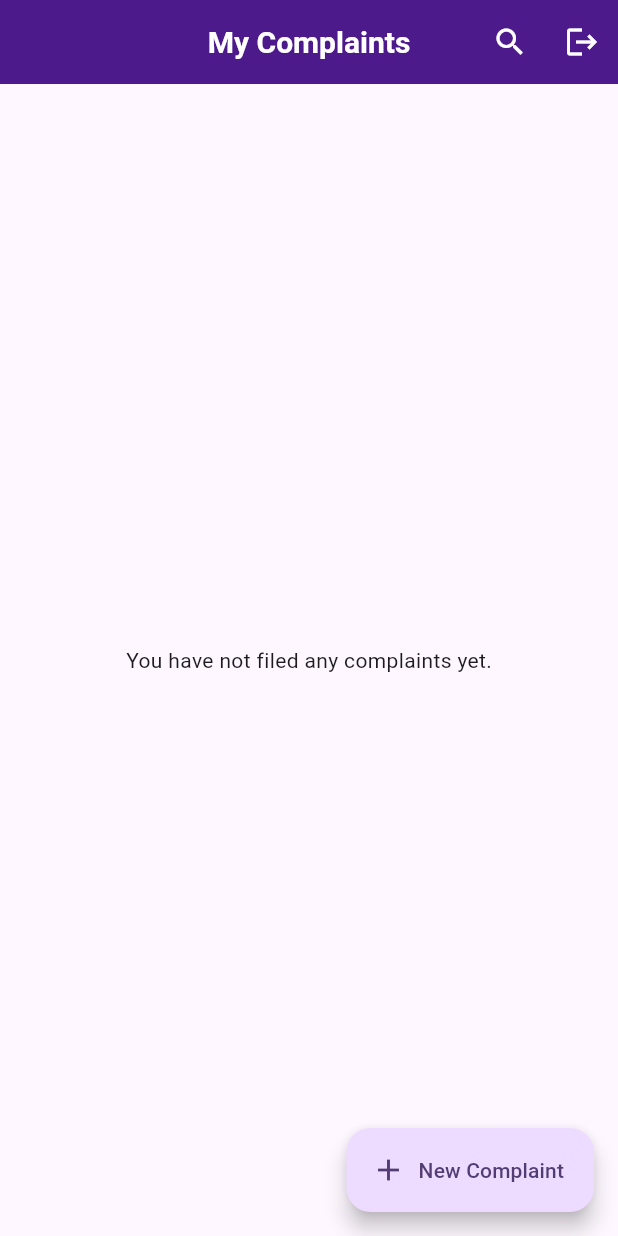
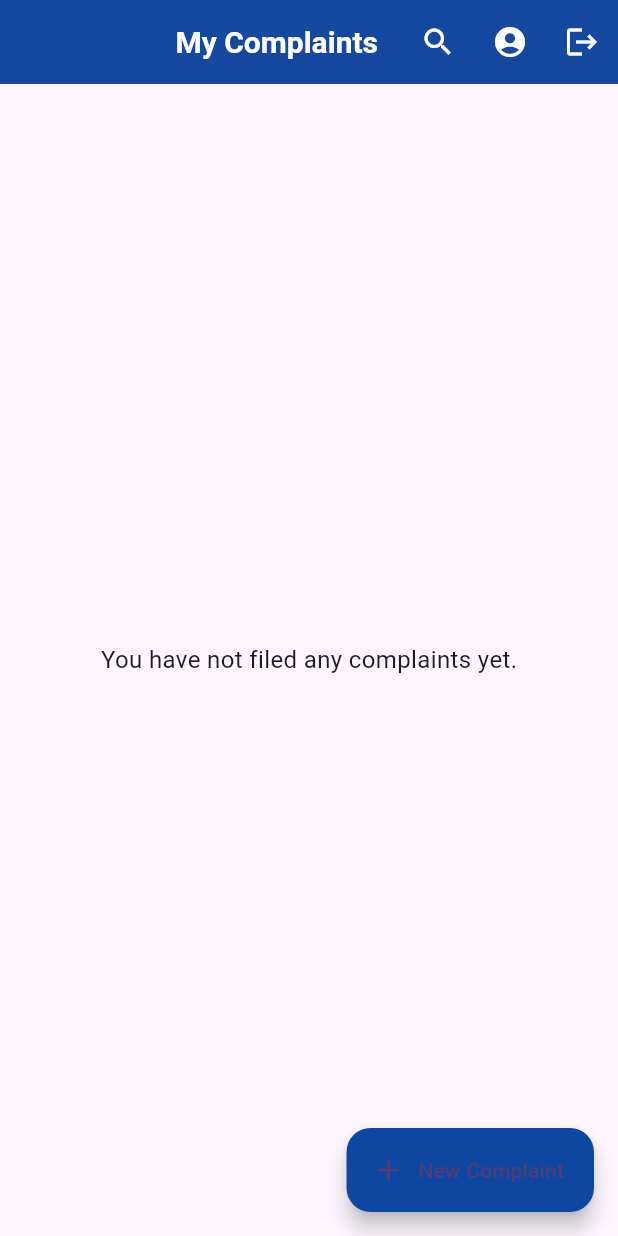
Before and after one commit to ranjith23-hub/complaint_system, a Flutter app: the screen it shows once a user with an empty profile is signed in, on a phone screen of 412 x 824 dp. Run offline on Flutter 3.47's test engine with Material 3 defaults, Android fonts, the phone set to English and light mode, and no system bars; our stand-ins replace cloud_firestore, firebase_auth, firebase_core, geocoding, geolocator, image_picker; missing offline and left inert: cloudinary_public; accounts and stored records are empty; generated files the repository leaves out were written again.

Commit message:
Added profile option in citizen and official dashboard app bars

```diff
--- a/lib/screens/citizen_dashboard_screen.dart
+++ b/lib/screens/citizen_dashboard_screen.dart
@@ -1,10 +1,12 @@
 import 'package:flutter/material.dart';
 import 'package:firebase_auth/firebase_auth.dart';
 import 'package:cloud_firestore/cloud_firestore.dart';
-import 'package:complaint_system/models/complaint_model.dart'; // Ensure this exists
+
+import 'package:complaint_system/models/complaint_model.dart';
 import 'package:complaint_system/screens/add_complaint_screen.dart';
-import 'package:complaint_system/complaint_card.dart'; // Ensure this exists
+import 'package:complaint_system/complaint_card.dart';
 import 'package:complaint_system/screens/login_screen.dart';
+import 'package:complaint_system/screens/ProfileScreen.dart';
 
 class CitizenDashboardScreen extends StatefulWidget {
   const CitizenDashboardScreen({super.key});
@@ -22,7 +24,10 @@ class _CitizenDashboardScreenState extends State<CitizenDashboardScreen> {
     return Scaffold(
       appBar: AppBar(
         title: const Text('My Complaints'),
+        backgroundColor: const Color(0xFF0D47A1),
+        foregroundColor: Colors.white,
         actions: [
+          // 🔍 Search Button
           IconButton(
             icon: const Icon(Icons.search),
             onPressed: () {
@@ -32,6 +37,19 @@ class _CitizenDashboardScreenState extends State<CitizenDashboardScreen> {
               );
             },
           ),
+
+          // 👤 Profile Button
+          IconButton(
+            icon: const Icon(Icons.account_circle),
+            onPressed: () {
+              Navigator.push(
+                context,
+                MaterialPageRoute(builder: (_) => const ProfileScreen()),
+              );
+            },
+          ),
+
+          // 🚪 Logout Button
           IconButton(
             icon: const Icon(Icons.logout),
             onPressed: () async {
@@ -47,6 +65,7 @@ class _CitizenDashboardScreenState extends State<CitizenDashboardScreen> {
           ),
         ],
       ),
+
       body: StreamBuilder<QuerySnapshot>(
         stream: FirebaseFirestore.instance
             .collection('complaints')
@@ -54,6 +73,7 @@ class _CitizenDashboardScreenState extends State<CitizenDashboardScreen> {
             .orderBy('createdAt', descending: true)
             .snapshots(),
         builder: (context, snapshot) {
+
           if (snapshot.connectionState == ConnectionState.waiting) {
             return const Center(child: CircularProgressIndicator());
           }
@@ -63,32 +83,38 @@ class _CitizenDashboardScreenState extends State<CitizenDashboardScreen> {
           }
 
           if (!snapshot.hasData || snapshot.data!.docs.isEmpty) {
-            return const Center(child: Text('You have not filed any complaints yet.'));
+            return const Center(
+              child: Text(
+                'You have not filed any complaints yet.',
+                style: TextStyle(fontSize: 16),
+              ),
+            );
           }
 
-          // 4. Map Firestore Documents to your NEW Complaint Model
-          // This uses the factory method from your new model
           final List<Complaint> complaints = snapshot.data!.docs.map((doc) {
-            return Complaint.fromFirestore(doc.data() as Map<String, dynamic>);
+            return Complaint.fromFirestore(
+                doc.data() as Map<String, dynamic>);
           }).toList();
 
           return ListView.builder(
             itemCount: complaints.length,
-            padding: const EdgeInsets.all(10),
+            padding: const EdgeInsets.all(12),
             itemBuilder: (context, index) {
               return ComplaintCard(complaint: complaints[index]);
             },
           );
         },
       ),
+
       floatingActionButton: FloatingActionButton.extended(
         onPressed: () {
-          // No need to await or refresh manually! StreamBuilder handles it.
           Navigator.push(
             context,
-            MaterialPageRoute(builder: (context) => const AddComplaintScreen()),
+            MaterialPageRoute(
+                builder: (context) => const AddComplaintScreen()),
           );
         },
+        backgroundColor: const Color(0xFF0D47A1),
         icon: const Icon(Icons.add),
         label: const Text('New Complaint'),
       ),
```
Also changed, not shown: lib/screens/official_dashboard_screen.dart (+18 -28 lines).
